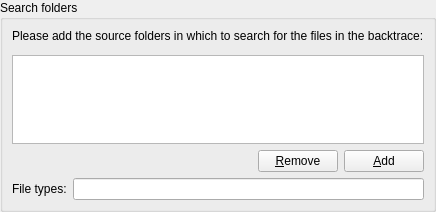
Qt form kate/plugins/backtracebrowser/btconfigwidget.ui (KDE/kate) before a commit.
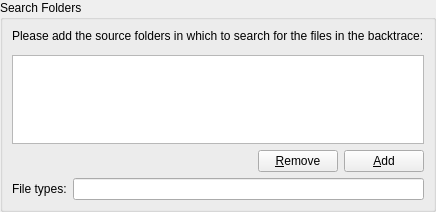
The same form after that commit. Custom widgets are drawn as their Qt base class.

```diff
--- a/kate/plugins/backtracebrowser/btconfigwidget.ui
+++ b/kate/plugins/backtracebrowser/btconfigwidget.ui
@@ -19,7 +19,7 @@
    <item>
     <widget class="QGroupBox" name="gFolderList" >
      <property name="title" >
-      <string>Search folders</string>
+      <string>Search Folders</string>
      </property>
      <layout class="QVBoxLayout" name="verticalLayout" >
       <item>
```
